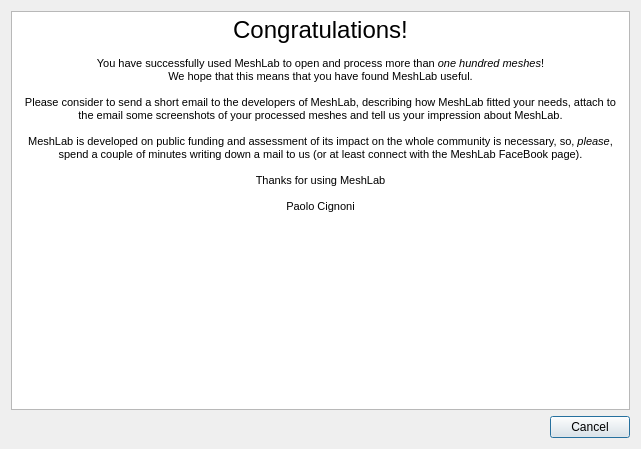
Above: src/meshlab/ui/congratsDialog.ui from cnr-isti-vclab/meshlab before the change. Below: the same form after it.
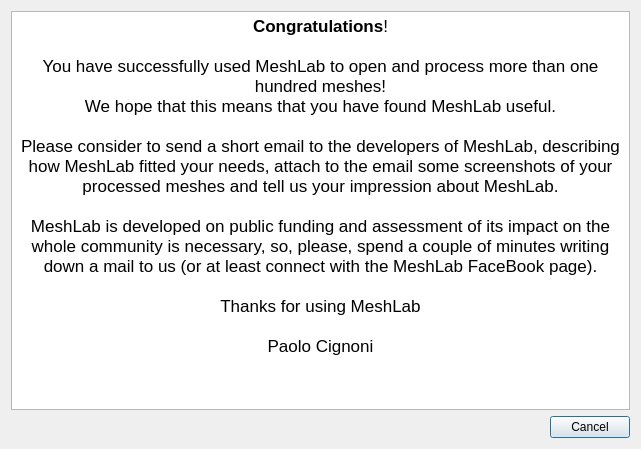
That is the form after the change. Icons and pictures are not drawn.

Commit message: Improved congrats dialog

Patch:
```diff
--- a/src/meshlab/ui/congratsDialog.ui
+++ b/src/meshlab/ui/congratsDialog.ui
@@ -29,8 +29,8 @@
       <string>&lt;!DOCTYPE HTML PUBLIC &quot;-//W3C//DTD HTML 4.0//EN&quot; &quot;http://www.w3.org/TR/REC-html40/strict.dtd&quot;&gt;
 &lt;html&gt;&lt;head&gt;&lt;meta name=&quot;qrichtext&quot; content=&quot;1&quot; /&gt;&lt;style type=&quot;text/css&quot;&gt;
 p, li { white-space: pre-wrap; }
-&lt;/style&gt;&lt;/head&gt;&lt;body style=&quot; font-family:'MS Shell Dlg 2'; font-size:8.25pt; font-weight:400; font-style:normal;&quot;&gt;
-&lt;p align=&quot;center&quot; style=&quot; margin-top:0px; margin-bottom:0px; margin-left:0px; margin-right:0px; -qt-block-indent:0; text-indent:0px;&quot;&gt;&lt;span style=&quot; font-family:'Lucida Sans'; font-size:18pt;&quot;&gt;Congratulations! &lt;/span&gt;&lt;br /&gt;&lt;span style=&quot; font-family:'Lucida Sans';&quot;&gt;&lt;br /&gt;You have successfully used MeshLab to open and process more than &lt;/span&gt;&lt;span style=&quot; font-family:'Lucida Sans'; font-style:italic;&quot;&gt;one hundred meshes&lt;/span&gt;&lt;span style=&quot; font-family:'Lucida Sans';&quot;&gt;!&lt;br /&gt;We hope that this means that you have found MeshLab useful.&lt;br /&gt;&lt;br /&gt;Please consider to send a short email to the developers of MeshLab, describing how MeshLab fitted your needs, attach to the email some screenshots of your processed meshes and tell us your impression about MeshLab. &lt;br /&gt;&lt;br /&gt;MeshLab is developed on public funding and assessment of its impact on the whole community is necessary, so, &lt;/span&gt;&lt;span style=&quot; font-family:'Lucida Sans'; font-style:italic;&quot;&gt;please&lt;/span&gt;&lt;span style=&quot; font-family:'Lucida Sans';&quot;&gt;, spend a couple of minutes writing down a mail to us (or at least connect with the MeshLab FaceBook page).&lt;br /&gt;&lt;br /&gt;Thanks for using MeshLab&lt;br /&gt;&lt;br /&gt;Paolo Cignoni&lt;br /&gt;&lt;br /&gt;&lt;/span&gt;&lt;a href=&quot;http://www.facebook.com/MeshLab&quot;&gt;&lt;img src=&quot;:images/facebook.gif&quot; /&gt;&lt;/a&gt;&lt;span style=&quot; font-family:'Lucida Sans';&quot;&gt; &lt;/span&gt;&lt;/p&gt;&lt;/body&gt;&lt;/html&gt;</string>
+&lt;/style&gt;&lt;/head&gt;&lt;body style=&quot; font-family:'.AppleSystemUIFont'; font-size:13pt; font-weight:400; font-style:normal;&quot;&gt;
+&lt;p align=&quot;center&quot; style=&quot; margin-top:12px; margin-bottom:12px; margin-left:0px; margin-right:0px; -qt-block-indent:0; text-indent:0px;&quot;&gt;&lt;span style=&quot; font-weight:600;&quot;&gt;Congratulations&lt;/span&gt;! &lt;br /&gt;&lt;br /&gt;You have successfully used MeshLab to open and process more than one hundred meshes!&lt;br /&gt;We hope that this means that you have found MeshLab useful.&lt;br /&gt;&lt;br /&gt;Please consider to send a short email to the developers of MeshLab, describing how MeshLab fitted your needs, attach to the email some screenshots of your processed meshes and tell us your impression about MeshLab. &lt;br /&gt;&lt;br /&gt;MeshLab is developed on public funding and assessment of its impact on the whole community is necessary, so, please, spend a couple of minutes writing down a mail to us (or at least connect with the MeshLab FaceBook page).&lt;br /&gt;&lt;br /&gt;Thanks for using MeshLab&lt;br /&gt;&lt;br /&gt;Paolo Cignoni&lt;br /&gt;&lt;br /&gt;&lt;a href=&quot;http://www.facebook.com/MeshLab&quot;&gt;&lt;img src=&quot;:images/facebook.gif&quot; /&gt;&lt;/a&gt;&lt;/p&gt;&lt;/body&gt;&lt;/html&gt;</string>
      </property>
      <property name="source">
       <url>
```
The commit also changes 1 other file.
